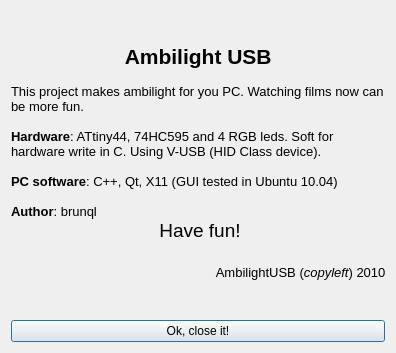
This is AmbilightUSB_PC/src/aboutdialog.ui in Atarity/Lightpack as Qt 5 draws it before an edit. The edited form follows.
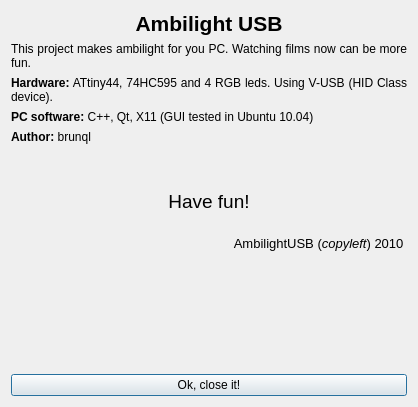
This is the edited form.

Commit message: Remove commands from RGB.h to commands.h. Added version of hardware major and minor defines. Read version of hardware from device (data[0]-major, data[1]-minor). Show software and hardware version in about dialog. Update russian translation. Added defines for time eval (HOW_LONG_IT_START, and HOW_LONG_IT_END). Added method hardwareVersion to ambilightUsb class. Added white balance.

Patch:
```diff
--- a/AmbilightUSB_PC/src/aboutdialog.ui
+++ b/AmbilightUSB_PC/src/aboutdialog.ui
@@ -6,8 +6,8 @@
    <rect>
     <x>0</x>
     <y>0</y>
-    <width>396</width>
-    <height>353</height>
+    <width>418</width>
+    <height>407</height>
    </rect>
   </property>
   <property name="minimumSize">
@@ -23,28 +23,117 @@
    <locale language="English" country="UnitedStates"/>
   </property>
   <layout class="QVBoxLayout" name="verticalLayout">
+   <item>
+    <widget class="QLabel" name="label_2">
+     <property name="text">
+      <string>&lt;!DOCTYPE HTML PUBLIC &quot;-//W3C//DTD HTML 4.0//EN&quot; &quot;http://www.w3.org/TR/REC-html40/strict.dtd&quot;&gt;
+&lt;html&gt;&lt;head&gt;&lt;meta name=&quot;qrichtext&quot; content=&quot;1&quot; /&gt;&lt;style type=&quot;text/css&quot;&gt;
+p, li { white-space: pre-wrap; }
+&lt;/style&gt;&lt;/head&gt;&lt;body style=&quot; font-family:'Sans'; font-size:10pt; font-weight:400; font-style:normal;&quot;&gt;
+&lt;p align=&quot;center&quot; style=&quot; margin-top:0px; margin-bottom:0px; margin-left:0px; margin-right:0px; -qt-block-indent:0; text-indent:0px;&quot;&gt;&lt;span style=&quot; font-size:16pt; font-weight:600;&quot;&gt;Ambilight USB&lt;/span&gt;&lt;/p&gt;&lt;/body&gt;&lt;/html&gt;</string>
+     </property>
+     <property name="margin">
+      <number>10</number>
+     </property>
+    </widget>
+   </item>
+   <item>
+    <widget class="QLabel" name="label_3">
+     <property name="sizePolicy">
+      <sizepolicy hsizetype="Preferred" vsizetype="Preferred">
+       <horstretch>0</horstretch>
+       <verstretch>0</verstretch>
+      </sizepolicy>
+     </property>
+     <property name="text">
+      <string>This project makes ambilight for you PC. Watching films now can be more fun. </string>
+     </property>
+     <property name="alignment">
+      <set>Qt::AlignJustify|Qt::AlignVCenter</set>
+     </property>
+     <property name="wordWrap">
+      <bool>true</bool>
+     </property>
+     <property name="margin">
+      <number>3</number>
+     </property>
+    </widget>
+   </item>
    <item>
     <widget class="QLabel" name="label">
+     <property name="sizePolicy">
+      <sizepolicy hsizetype="Preferred" vsizetype="Preferred">
+       <horstretch>0</horstretch>
+       <verstretch>0</verstretch>
+      </sizepolicy>
+     </property>
      <property name="minimumSize">
       <size>
-       <width>378</width>
-       <height>291</height>
+       <width>0</width>
+       <height>0</height>
       </size>
      </property>
      <property name="text">
+      <string>&lt;b&gt;Hardware:&lt;/b&gt; ATtiny44, 74HC595 and 4 RGB leds. Using V-USB (HID Class device). </string>
+     </property>
+     <property name="alignment">
+      <set>Qt::AlignJustify|Qt::AlignTop</set>
+     </property>
+     <property name="wordWrap">
+      <bool>true</bool>
+     </property>
+     <property name="margin">
+      <number>3</number>
+     </property>
+    </widget>
+   </item>
+   <item>
+    <widget class="QLabel" name="label_6">
+     <property name="text">
+      <string>&lt;b&gt;PC software:&lt;/b&gt; C++, Qt, X11 (GUI tested in Ubuntu 10.04) </string>
+     </property>
+     <property name="margin">
+      <number>3</number>
+     </property>
+    </widget>
+   </item>
+   <item>
+    <widget class="QLabel" name="label_5">
+     <property name="text">
+      <string>&lt;b&gt;Author:&lt;/b&gt; brunql</string>
+     </property>
+     <property name="margin">
+      <number>3</number>
+     </property>
+    </widget>
+   </item>
+   <item>
+    <widget class="QLabel" name="labelVersionSoftware">
+     <property name="text">
+      <string/>
+     </property>
+     <property name="margin">
+      <number>3</number>
+     </property>
+    </widget>
+   </item>
+   <item>
+    <widget class="QLabel" name="labelVersionHardware">
+     <property name="text">
+      <string/>
+     </property>
+     <property name="margin">
+      <number>3</number>
+     </property>
+    </widget>
+   </item>
+   <item>
+    <widget class="QLabel" name="label_4">
+     <property name="text">
       <string>&lt;!DOCTYPE HTML PUBLIC &quot;-//W3C//DTD HTML 4.0//EN&quot; &quot;http://www.w3.org/TR/REC-html40/strict.dtd&quot;&gt;
 &lt;html&gt;&lt;head&gt;&lt;meta name=&quot;qrichtext&quot; content=&quot;1&quot; /&gt;&lt;style type=&quot;text/css&quot;&gt;
 p, li { white-space: pre-wrap; }
 &lt;/style&gt;&lt;/head&gt;&lt;body style=&quot; font-family:'Sans'; font-size:10pt; font-weight:400; font-style:normal;&quot;&gt;
-&lt;p align=&quot;center&quot; style=&quot; margin-top:0px; margin-bottom:0px; margin-left:0px; margin-right:0px; -qt-block-indent:0; text-indent:0px;&quot;&gt;&lt;span style=&quot; font-size:16pt; font-weight:600;&quot;&gt;Ambilight USB&lt;/span&gt; &lt;/p&gt;
-&lt;p style=&quot;-qt-paragraph-type:empty; margin-top:0px; margin-bottom:0px; margin-left:0px; margin-right:0px; -qt-block-indent:0; text-indent:0px;&quot;&gt;&lt;/p&gt;
-&lt;p style=&quot; margin-top:0px; margin-bottom:0px; margin-left:0px; margin-right:0px; -qt-block-indent:0; text-indent:0px;&quot;&gt;This project makes ambilight for you PC. Watching films now can be more fun. &lt;/p&gt;
-&lt;p style=&quot;-qt-paragraph-type:empty; margin-top:0px; margin-bottom:0px; margin-left:0px; margin-right:0px; -qt-block-indent:0; text-indent:0px;&quot;&gt;&lt;/p&gt;
-&lt;p style=&quot; margin-top:0px; margin-bottom:0px; margin-left:0px; margin-right:0px; -qt-block-indent:0; text-indent:0px;&quot;&gt;&lt;span style=&quot; font-weight:600;&quot;&gt;Hardware&lt;/span&gt;: ATtiny44, 74HC595 and 4 RGB leds. Soft for hardware write in C. Using V-USB (HID Class device). &lt;/p&gt;
-&lt;p style=&quot;-qt-paragraph-type:empty; margin-top:0px; margin-bottom:0px; margin-left:0px; margin-right:0px; -qt-block-indent:0; text-indent:0px;&quot;&gt;&lt;/p&gt;
-&lt;p style=&quot; margin-top:0px; margin-bottom:0px; margin-left:0px; margin-right:0px; -qt-block-indent:0; text-indent:0px;&quot;&gt;&lt;span style=&quot; font-weight:600;&quot;&gt;PC software&lt;/span&gt;: C++, Qt, X11 (GUI tested in Ubuntu 10.04) &lt;/p&gt;
-&lt;p style=&quot;-qt-paragraph-type:empty; margin-top:0px; margin-bottom:0px; margin-left:0px; margin-right:0px; -qt-block-indent:0; text-indent:0px;&quot;&gt;&lt;/p&gt;
-&lt;p style=&quot; margin-top:0px; margin-bottom:0px; margin-left:0px; margin-right:0px; -qt-block-indent:0; text-indent:0px;&quot;&gt;&lt;span style=&quot; font-weight:600;&quot;&gt;Author&lt;/span&gt;: brunql &lt;/p&gt;
 &lt;p align=&quot;center&quot; style=&quot; margin-top:0px; margin-bottom:0px; margin-left:0px; margin-right:0px; -qt-block-indent:0; text-indent:0px;&quot;&gt;&lt;span style=&quot; font-size:14pt;&quot;&gt;Have fun!&lt;/span&gt;&lt;/p&gt;
 &lt;p align=&quot;center&quot; style=&quot;-qt-paragraph-type:empty; margin-top:0px; margin-bottom:0px; margin-left:0px; margin-right:0px; -qt-block-indent:0; text-indent:0px; font-size:14pt;&quot;&gt;&lt;/p&gt;
 &lt;p align=&quot;right&quot; style=&quot; margin-top:0px; margin-bottom:0px; margin-left:0px; margin-right:0px; -qt-block-indent:0; text-indent:0px;&quot;&gt;AmbilightUSB (&lt;span style=&quot; font-style:italic;&quot;&gt;copyleft&lt;/span&gt;) 2010 &lt;/p&gt;&lt;/body&gt;&lt;/html&gt;</string>
@@ -54,6 +143,22 @@
      </property>
     </widget>
    </item>
+   <item>
+    <spacer name="verticalSpacer">
+     <property name="orientation">
+      <enum>Qt::Vertical</enum>
+     </property>
+     <property name="sizeType">
+      <enum>QSizePolicy::Expanding</enum>
+     </property>
+     <property name="sizeHint" stdset="0">
+      <size>
+       <width>50</width>
+       <height>40</height>
+      </size>
+     </property>
+    </spacer>
+   </item>
    <item>
     <widget class="QPushButton" name="pushButton">
      <property name="text">
```
Left out of the diff: 3 changed lines with no effect on the pictures. The commit also changes 21 other files.
